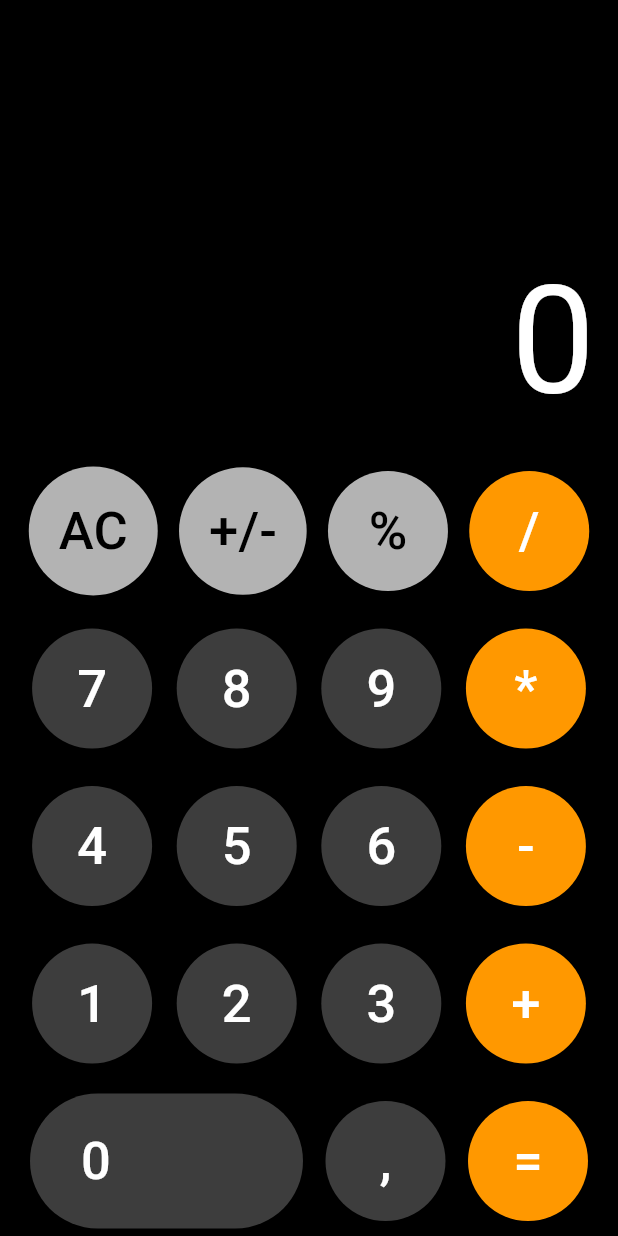
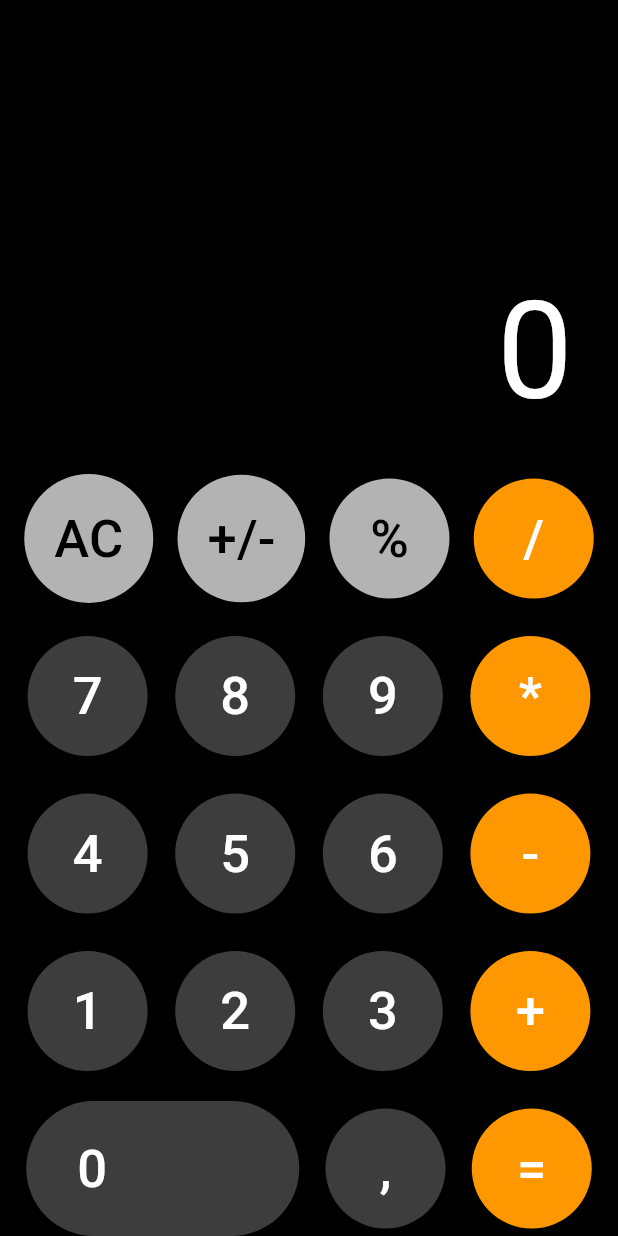
Before and after one commit to ilyaprudkiy/calculator_add, a Flutter app: the screen it shows after launch, on a phone screen of 412 x 824 dp. Run offline on Flutter 3.47's test engine with Material 3 defaults, Android fonts, the phone set to English and light mode, and no system bars.

Commit message:
Bug fixes

```diff
--- a/lib/calculator_app.dart
+++ b/lib/calculator_app.dart
@@ -10,7 +10,7 @@ class CalculatorApp extends StatefulWidget {
 
 class _CalculatorAppState extends State<CalculatorApp> {
   String _output = '0';
-  String _currentNumber = '0';
+  String _currentNumber = '';
   double _result = 0;
   final String buttonTxtZero = '0';
 
@@ -36,7 +36,7 @@ class _CalculatorAppState extends State<CalculatorApp> {
     final operandOne = double.parse(parts[0]);
     final operandTwo = double.parse(parts[1]);
 
-    final operator = _currentNumber.replaceAll(RegExp(r'(\d|\.|\-)'), '');
+    final operator = _currentNumber.replaceAll(RegExp(r'[\d\.]'), '');
 
     switch (operator) {
       case '+':
@@ -56,35 +56,89 @@ class _CalculatorAppState extends State<CalculatorApp> {
     }
   }
 
+  TextStyle _getTextStyle(String _output) {
+    if (_output.length >= 6) {
+      return TextStyle(
+        fontSize: 55,
+        color: Colors.white,
+      );
+    } else if (_output.length >= 7) {
+      return TextStyle(
+        fontSize: 45,
+        color: Colors.white,
+      );
+    } else if (_output.length >= 7) {
+      return TextStyle(
+        fontSize: 45,
+        color: Colors.white,
+      );
+    } else if (_output.length >= 8) {
+      return TextStyle(
+        fontSize: 20,
+        color: Colors.white,
+      );
+    } else if (_output.length >= 9) {
+      return TextStyle(
+        fontSize: 15,
+        color: Colors.white,
+      );
+    } else {
+      return TextStyle(
+        fontSize: 90,
+        color: Colors.white,
+      );
+    }
+  }
+
+  String addSpaces(String _output) {
+    String result = '';
+    int count = 0;
+
+    for (int i = _output.length - 1; i >= 0; i--) {
+      result = _output[i] + result;
+      count++;
+
+      if (count % 3 == 0 && i > 0) {
+        result = ' ' + result;
+      }
+    }
+
+    return result;
+  }
+
   @override
   Widget build(BuildContext context) {
+    final TextEditingController _controller = TextEditingController();
+    _controller.text = _output.toString();
+    final int maxLength = 9;
     return Scaffold(
       backgroundColor: Colors.black,
-      body: Padding(
-        padding: const EdgeInsets.all(5),
-        child: Column(
-          mainAxisAlignment: MainAxisAlignment.end,
-          children: [
-            Row(
+      body: Column(
         mainAxisAlignment: MainAxisAlignment.end,
         children: [
           Padding(
-                  padding: const EdgeInsets.all(10.0),
+            padding: EdgeInsets.symmetric(vertical: 5.0),
+            child: Row(
+              mainAxisAlignment: MainAxisAlignment.end,
+              children: [
+                Padding(
+                  padding: EdgeInsets.symmetric(vertical: 10, horizontal: 30),
                   child: Text(
-                    _output,
-                    textAlign: TextAlign.left,
-                    style: const TextStyle(fontSize: 100, color: Colors.white),
+                    _output.length <= maxLength
+                        ? addSpaces(_output)
+                        : addSpaces(_output.substring(0, maxLength)),
+                    textAlign: TextAlign.right,
+                    style: _getTextStyle(_output),
                   ),
                 ),
               ],
             ),
+          ),
           Row(
             mainAxisAlignment: MainAxisAlignment.spaceEvenly,
             children: [
-                ButtonCalculator(
-                    'AC', Colors.white70, Colors.black, _onPressed),
-                ButtonCalculator(
-                    '+/-', Colors.white70, Colors.black, _onPressed),
+              ButtonCalculator('AC', Colors.white70, Colors.black, _onPressed),
+              ButtonCalculator('+/-', Colors.white70, Colors.black, _onPressed),
               ButtonCalculator('%', Colors.white70, Colors.black, _onPressed),
               ButtonCalculator('/', Colors.orange, Colors.white, _onPressed),
             ],
@@ -144,7 +198,6 @@ class _CalculatorAppState extends State<CalculatorApp> {
           ),
         ],
       ),
-      ),
     );
   }
 }
```
Lines whose indentation alone changed are shown as unchanged.
